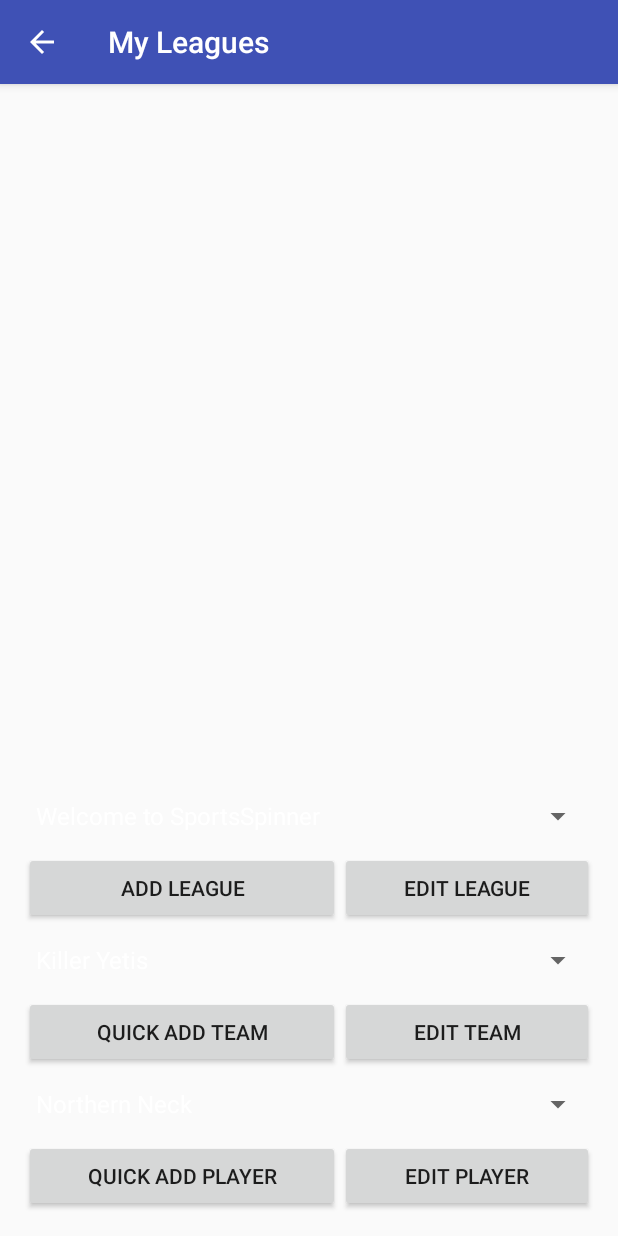
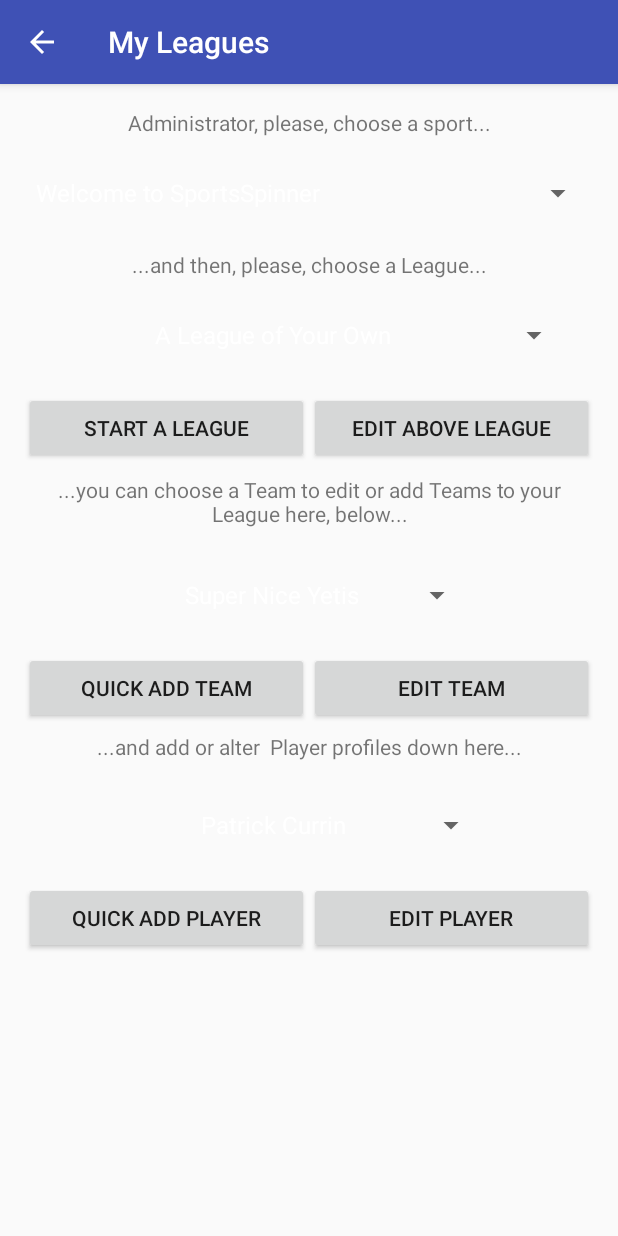
Before and after one commit to B3ACONsoft/ProjectCode, an Android app: the LeaguesActivity screen opened directly, with no data from a screen before it, on a phone screen of 412 x 824 dp. Run offline under Robolectric (Android 15) with nearby library versions, the phone set to English and light mode, and no system bars.

Commit message:
League Admin Screen Pretty Much Complete...
reorganized, added player spinner, all things flow from this screen for
admins now

```diff
--- a/Android/UI/SYCORowLayouts/app/src/main/java/beaconsoft/sycorowlayouts/LeaguesActivity.java
+++ b/Android/UI/SYCORowLayouts/app/src/main/java/beaconsoft/sycorowlayouts/LeaguesActivity.java
@@ -11,7 +11,6 @@ import android.widget.TextView;
 
 
 public class LeaguesActivity extends AppCompatActivity implements AdapterView.OnItemSelectedListener {
-
 
     private static final String ADMIN_KEY = "beaconsoft.sycorowlayouts.ADMIN_NAME_PASSED";
 
@@ -30,11 +29,7 @@ public class LeaguesActivity extends AppCompatActivity implements AdapterView.On
         Intent intent = getIntent();
         adminName = intent.getStringExtra(ADMIN_KEY);
 
-        textViewAdminEmail = (TextView)findViewById(R.id.textViewLeaguesActivityPassedName);
-        textViewAdminEmail.setTextSize(16);
-        textViewAdminEmail.setText(adminName);
-
-        Spinner spinnerLeagues = (Spinner)findViewById(R.id.leagues_spinner);
+        Spinner spinnerLeagues = (Spinner)findViewById(R.id.spinnerMyLeaguesLeagues);
         ArrayAdapter adapterSpinnerLeagues = ArrayAdapter.createFromResource(getBaseContext(),
                 R.array.dummy_leagues, android.R.layout.simple_spinner_dropdown_item);
         adapterSpinnerLeagues.setDropDownViewResource(android.R.layout.simple_spinner_dropdown_item);
@@ -43,7 +38,7 @@ public class LeaguesActivity extends AppCompatActivity implements AdapterView.On
         spinnerLeagues.setEnabled(true);
         spinnerLeagues.setSelection(0);
 
-        Spinner spinnerTeams = (Spinner)findViewById(R.id.teams_spinner);
+        Spinner spinnerTeams = (Spinner)findViewById(R.id.spinnerMyLeaguesTeams);
         ArrayAdapter adapterSpinnerTeams = ArrayAdapter.createFromResource(getBaseContext(),
                 R.array.dummy_teams, android.R.layout.simple_spinner_dropdown_item);
         adapterSpinnerTeams.setDropDownViewResource(android.R.layout.simple_spinner_dropdown_item);
@@ -52,7 +47,7 @@ public class LeaguesActivity extends AppCompatActivity implements AdapterView.On
         spinnerTeams.setEnabled(true);
         spinnerTeams.setSelection(0);
 
-        Spinner spinnerSports = (Spinner)findViewById(R.id.sports_spinner);
+        Spinner spinnerSports = (Spinner)findViewById(R.id.spinnerMyLeaguesSports);
         ArrayAdapter adapterSpinnerSports = ArrayAdapter.createFromResource(getBaseContext(),
                 R.array.dummy_sports, android.R.layout.simple_spinner_dropdown_item);
         adapterSpinnerSports.setDropDownViewResource(android.R.layout.simple_spinner_dropdown_item);
@@ -61,6 +56,14 @@ public class LeaguesActivity extends AppCompatActivity implements AdapterView.On
         spinnerSports.setEnabled(true);
         spinnerSports.setSelection(0);
 
+        Spinner spinnerPlayers = (Spinner)findViewById(R.id.spinnerMyLeaguesPlayers);
+        ArrayAdapter adapterSpinnerPlayers = ArrayAdapter.createFromResource(getBaseContext(),
+                R.array.dummy_players, android.R.layout.simple_spinner_dropdown_item);
+        adapterSpinnerPlayers.setDropDownViewResource(android.R.layout.simple_spinner_dropdown_item);
+        spinnerPlayers.setAdapter(adapterSpinnerPlayers);
+        spinnerPlayers.setOnItemSelectedListener(this);
+        spinnerPlayers.setEnabled(true);
+        spinnerPlayers.setSelection(0);
     }
 
     @Override
--- a/Android/UI/SYCORowLayouts/app/src/main/java/beaconsoft/sycorowlayouts/LoginActivity.java
+++ b/Android/UI/SYCORowLayouts/app/src/main/java/beaconsoft/sycorowlayouts/LoginActivity.java
@@ -217,7 +217,7 @@ public class LoginActivity extends AppCompatActivity implements LoaderCallbacks<
 
             Intent intent = new Intent(this, MainActivity.class);
             intent.putExtra(LOGIN_KEY, "ADMIN");
-            intent.putExtra(ADMIN_KEY, "Administrator Patrick the Great");
+            intent.putExtra(ADMIN_KEY, "Patrick Currin: " + email);
             startActivity(intent);
         }
     }
--- a/Android/UI/SYCORowLayouts/app/src/main/java/beaconsoft/sycorowlayouts/QuickAddTeamsActivity.java
+++ b/Android/UI/SYCORowLayouts/app/src/main/java/beaconsoft/sycorowlayouts/QuickAddTeamsActivity.java
@@ -48,5 +48,7 @@ public class QuickAddTeamsActivity extends AppCompatActivity implements AdapterV
         hashMapNewTeam.put("keyCoach", coach);
 
         //insert into TEAM table
+        //test shot changes teamName box to coach name
+        editTeamName.setText(coach);
     }
 }
--- a/Android/UI/SYCORowLayouts/app/src/main/res/layout/activity_quick_add_teams.xml
+++ b/Android/UI/SYCORowLayouts/app/src/main/res/layout/activity_quick_add_teams.xml
@@ -81,7 +81,8 @@
                 android:layout_width="wrap_content"
                 android:layout_height="wrap_content"
                 android:text="Create Team"
-                android:id="@+id/buttonAddCoachQuickAddTeams" />
+                android:id="@+id/buttonAddCoachQuickAddTeams"
+                android:onClick="createTeam"/>
         </TableRow>
 
     </TableLayout>
--- a/Android/UI/SYCORowLayouts/app/src/main/res/layout/content_leagues.xml
+++ b/Android/UI/SYCORowLayouts/app/src/main/res/layout/content_leagues.xml
@@ -13,43 +13,94 @@
     tools:context="beaconsoft.sycorowlayouts.LeaguesActivity"
     tools:showIn="@layout/activity_leagues">
 
-    <LinearLayout
-        android:orientation="vertical"
-        android:layout_width="match_parent"
-        android:layout_height="wrap_content"
-        android:id="@+id/linearLayout">
-
-        <TextView
-            android:layout_width="match_parent"
-            android:layout_height="wrap_content"
-            android:textAlignment="center"
-            android:textAppearance="?android:attr/textAppearanceLarge"
-            android:text="Large Text"
-            android:id="@+id/textViewLeaguesActivityPassedName"
-            android:layout_alignParentTop="true"
-            android:layout_alignParentLeft="true"
-            android:layout_alignParentStart="false" />
-
-    </LinearLayout>
-
     <TableLayout
         android:layout_width="match_parent"
-        android:layout_height="wrap_content"
+        android:layout_height="match_parent"
         android:layout_alignParentBottom="true"
         android:layout_alignParentRight="true"
-        android:layout_alignParentEnd="true">
+        android:layout_alignParentEnd="true"
+        android:stretchColumns="*"
+        android:layout_gravity="center|top">
+
+        <TableRow
+            android:layout_width="match_parent"
+            android:layout_height="match_parent">
+
+            <TextView
+                android:layout_width="0dp"
+                android:layout_height="wrap_content"
+                android:textAppearance="?android:attr/textAppearanceSmall"
+                android:text="Administrator, please, choose a sport..."
+                android:id="@+id/textViewPromptChooseSport"
+                android:layout_weight="1"
+                android:textAlignment="center"
+                android:layout_column="0" />
+        </TableRow>
 
         <TableRow
             android:layout_width="match_parent"
             android:layout_height="match_parent">
 
             <Spinner
-                android:layout_width="match_parent"
+                android:layout_width="0dp"
+                android:layout_height="75dp"
+                android:id="@+id/spinnerMyLeaguesSports"
+                android:layout_below="@+id/spinnerMyLeaguesTeams"
+                android:layout_centerHorizontal="true"
+                android:layout_weight="1"
+                android:spinnerMode="dropdown"
+                android:gravity="center"
+                android:layout_gravity="center"
+                android:textAlignment="center" />
+
+        </TableRow>
+
+        <TableRow
+            android:layout_width="match_parent"
+            android:layout_height="match_parent">
+
+            <TextView
+                android:layout_width="0dp"
                 android:layout_height="wrap_content"
-                android:id="@+id/sports_spinner"
-                android:layout_below="@+id/teams_spinner"
-                android:layout_centerHorizontal="true"
-                android:layout_span="3"
+                android:textAppearance="?android:attr/textAppearanceSmall"
+                android:text="...and then, please, choose a League..."
+                android:id="@+id/textView6"
+                android:textAlignment="center"
+                android:layout_column="0"
+                android:layout_weight="1" />
+        </TableRow>
+
+        <TableRow
+            android:layout_width="match_parent"
+            android:layout_height="match_parent">
+
+            <Spinner
+                android:id="@+id/spinnerMyLeaguesLeagues"
+                android:layout_width="0dp"
+                android:layout_height="75dp"
+                android:layout_below="@+id/textViewLeaguesActivityPassedName"
+                android:layout_alignParentRight="true"
+                android:layout_alignParentEnd="true"
+                android:layout_gravity="center"
+                android:gravity="center" />
+        </TableRow>
+
+        <TableRow
+            android:layout_width="match_parent"
+            android:layout_height="50dp">
+
+            <Button
+                android:layout_width="0dp"
+                android:layout_height="match_parent"
+                android:text="@string/string_start_a_league"
+                android:id="@+id/buttonMyLeaguesAddLeague"
+                android:layout_weight="1" />
+
+            <Button
+                android:layout_width="0dp"
+                android:layout_height="match_parent"
+                android:text="EDIT ABOVE LEAGUE"
+                android:id="@+id/buttonMyLeaguesEditLeague"
                 android:layout_weight="1" />
 
         </TableRow>
@@ -58,28 +109,14 @@
             android:layout_width="match_parent"
             android:layout_height="match_parent">
 
-            <Button
+            <TextView
                 android:layout_width="wrap_content"
-                android:layout_height="wrap_content"
-                android:text="ADD LEAGUE"
-                android:id="@+id/buttonMyLeaguesAddLeague"
-                android:layout_below="@+id/sports_spinner"
-                android:layout_alignParentLeft="true"
-                android:layout_alignParentStart="true"
-                android:layout_weight="1"
-                 />
-
-            <Button
-                android:layout_width="wrap_content"
-                android:layout_height="wrap_content"
-                android:text="EDIT LEAGUE"
-                android:id="@+id/buttonMyLeaguesEditLeague"
-                android:layout_alignTop="@+id/buttonMyLeaguesAddLeague"
-                android:layout_alignRight="@+id/sports_spinner"
-                android:layout_alignEnd="@+id/sports_spinner"
-                android:layout_weight="1"
-                 />
-
+                android:layout_height="50dp"
+                android:textAppearance="?android:attr/textAppearanceSmall"
+                android:text="...you can choose a Team to edit or add Teams to your League here, below..."
+                android:id="@+id/textViewPromptChooseTeam"
+                android:textAlignment="center"
+                android:gravity="center" />
         </TableRow>
 
         <TableRow
@@ -87,14 +124,14 @@
             android:layout_height="match_parent">
 
             <Spinner
-                android:id="@+id/teams_spinner"
+                android:id="@+id/spinnerMyLeaguesTeams"
                 android:layout_width="wrap_content"
-                android:layout_height="wrap_content"
-                android:layout_below="@+id/leagues_spinner"
+                android:layout_height="75dp"
+                android:layout_below="@+id/spinnerMyLeaguesLeagues"
                 android:layout_alignParentLeft="true"
                 android:layout_alignParentStart="true"
-                android:layout_span="3"
-                android:layout_weight="1" />
+                android:gravity="center"
+                android:layout_gravity="center" />
         </TableRow>
 
         <TableRow
@@ -102,7 +139,7 @@
             android:layout_height="match_parent">
 
             <Button
-                android:layout_width="wrap_content"
+                android:layout_width="0dp"
                 android:layout_height="wrap_content"
                 android:text="QUICK ADD TEAM"
                 android:id="@+id/buttonMyLeaguesAddTeam"
@@ -112,20 +149,18 @@
                 android:layout_above="@+id/buttonMyLeaguesAddPlayer"
                 android:layout_toLeftOf="@+id/buttonMyLeaguesEditTeam"
                 android:layout_toStartOf="@+id/buttonMyLeaguesEditTeam"
-                android:layout_weight="1"
                 android:onClick="goToQuickAddTeams"
-                />
+                android:layout_weight="1" />
 
             <Button
-                android:layout_width="wrap_content"
+                android:layout_width="0dp"
                 android:layout_height="wrap_content"
                 android:text="EDIT TEAM"
                 android:id="@+id/buttonMyLeaguesEditTeam"
                 android:layout_centerHorizontal="true"
                 android:layout_below="@+id/buttonMyLeaguesEditLeague"
                 android:layout_alignBottom="@+id/buttonMyLeaguesRemoveTeam"
-                android:layout_weight="1"
-                />
+                android:layout_weight="1" />
 
         </TableRow>
 
@@ -133,15 +168,26 @@
             android:layout_width="match_parent"
             android:layout_height="match_parent">
 
+            <TextView
+                android:layout_width="wrap_content"
+                android:layout_height="30dp"
+                android:textAppearance="?android:attr/textAppearanceSmall"
+                android:text="...and add or alter  Player profiles down here..."
+                android:id="@+id/textViewPromptAddAlterPlayers"
+                android:textAlignment="center"
+                android:gravity="center" />
+        </TableRow>
+
+        <TableRow
+            android:layout_width="match_parent"
+            android:layout_height="match_parent">
+
             <Spinner
-                android:id="@+id/leagues_spinner"
-                android:layout_width="match_parent"
-                android:layout_height="wrap_content"
-                android:layout_below="@+id/textViewLeaguesActivityPassedName"
-                android:layout_alignParentRight="true"
-                android:layout_alignParentEnd="true"
-                android:layout_span="3"
-                android:layout_weight="1" />
+                android:layout_width="wrap_content"
+                android:layout_height="75dp"
+                android:id="@+id/spinnerMyLeaguesPlayers"
+                android:gravity="center"
+                android:layout_gravity="center" />
         </TableRow>
 
         <TableRow
@@ -149,19 +195,18 @@
             android:layout_height="match_parent">
 
             <Button
-                android:layout_width="wrap_content"
+                android:layout_width="0dp"
                 android:layout_height="wrap_content"
                 android:text="QUICK ADD PLAYER"
                 android:id="@+id/buttonMyLeaguesAddPlayer"
                 android:layout_alignParentBottom="true"
                 android:layout_alignParentLeft="true"
                 android:layout_alignParentStart="true"
-                android:layout_weight="1"
                 android:onClick="goToAddPlayerFromLeagues"
-              />
+                android:layout_weight="1" />
 
             <Button
-                android:layout_width="wrap_content"
+                android:layout_width="0dp"
                 android:layout_height="wrap_content"
                 android:text="Edit Player"
                 android:layout_alignParentBottom="true"
@@ -170,8 +215,7 @@
                 android:layout_alignLeft="@+id/buttonMyLeaguesRemoveTeam"
                 android:layout_alignStart="@+id/buttonMyLeaguesRemoveTeam"
                 android:id="@+id/buttonMyLeaguesEditPlayer"
-                android:layout_weight="1"
-             />
+                android:layout_weight="1" />
 
         </TableRow>
 
--- a/Android/UI/SYCORowLayouts/app/src/main/res/values/strings.xml
+++ b/Android/UI/SYCORowLayouts/app/src/main/res/values/strings.xml
@@ -4,8 +4,21 @@
     <string name="button_send">Send</string>
     <string name="edit_message">Enter a Message</string>
     <string name="title_activity_leagues">My Leagues</string>
-
+    <string-array name="dummy_players">
+        <item>Patrick Currin</item>
+        <item>Bonita Bryant</item>
+        <item>Yardrun Kapowski</item>
+        <item>Knighton D. Down</item>
+        <item>Yokel Brisbain</item>
+        <item>Nigel J. Ripper</item>
+        <item>Wendy Eaves</item>
+        <item>Rustle Leafbottom</item>
+        <item>Gladice Nathaniel Rainy</item>
+        <item>Lucy Birdworth McGavin</item>
+        <item>John Peace Rivers</item>
+    </string-array>
     <string-array name="dummy_leagues">
+        <item>A League of Your Own</item>
         <item>Northern Neck</item>
         <item>Iron Hills</item>
         <item>Oxford Township</item>
@@ -25,7 +38,7 @@
         <item>Toe-Pickers Soon-Not-To-Be Anonyous</item>
     </string-array>
     <string-array name="dummy_teams">
-        <item>Killer Yetis</item>
+        <item>Super Nice Yetis</item>
         <item>Savage Messengers</item>
         <item>Red Hot Chili Peppers</item>
         <item>Lightning Bolts</item>
@@ -68,4 +81,7 @@
     </string>
     <string name="placeholder">placeholder</string>
     <string name="string_coaches" />
+    <string name="string_start_a_league">START A LEAGUE</string>
+    <string name="string_edit_a_league">EDIT A LEAGUE</string>
+    <string name="please_choose_sport">Please Choose Sport</string>
 </resources>
```
